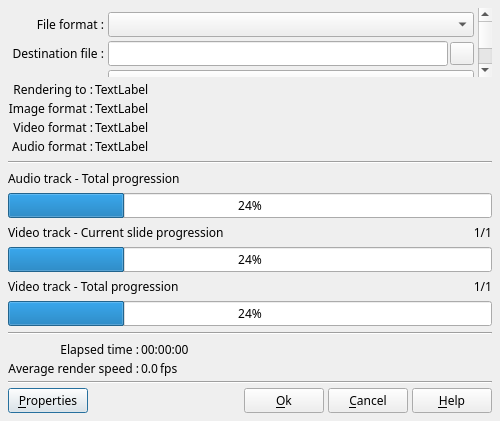
Before: the Qt Designer form src/ffDiaporama/DlgRenderVideo/DlgRenderVideo.ui in boenki/ffdiaporama, drawn with Qt 5.
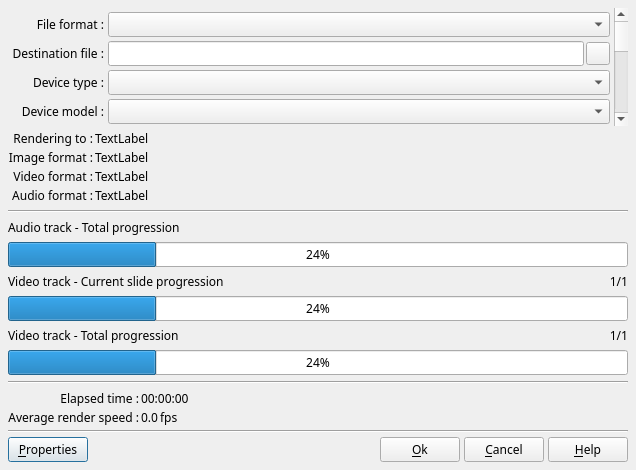
After: the same form once the commit is applied. Icons and pictures are not drawn.

Patch:
```diff
--- a/src/ffDiaporama/DlgRenderVideo/DlgRenderVideo.ui
+++ b/src/ffDiaporama/DlgRenderVideo/DlgRenderVideo.ui
@@ -6,8 +6,8 @@
    <rect>
     <x>0</x>
     <y>0</y>
-    <width>500</width>
-    <height>421</height>
+    <width>636</width>
+    <height>470</height>
    </rect>
   </property>
   <property name="minimumSize">
@@ -44,8 +44,8 @@
       <property name="geometry">
        <rect>
         <x>0</x>
-        <y>-250</y>
-        <width>468</width>
+        <y>0</y>
+        <width>604</width>
         <height>349</height>
        </rect>
       </property>
```
Left out of the diff: 4 changed lines with no effect on the pictures.
